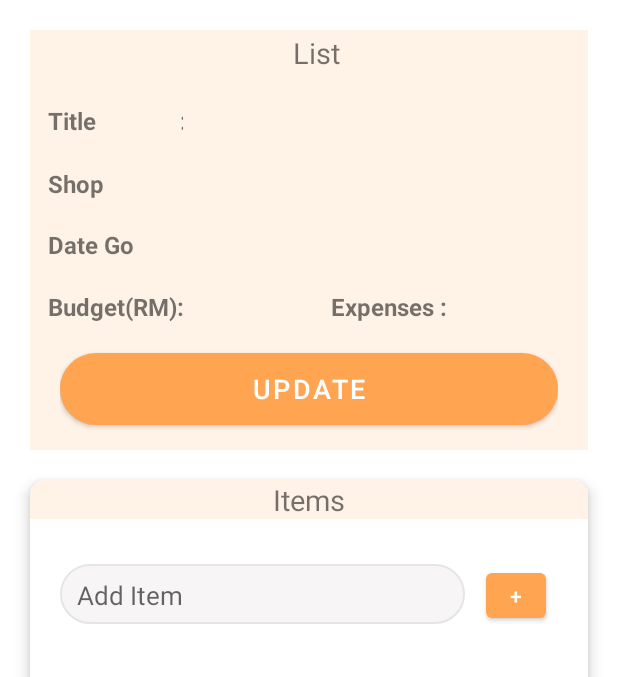
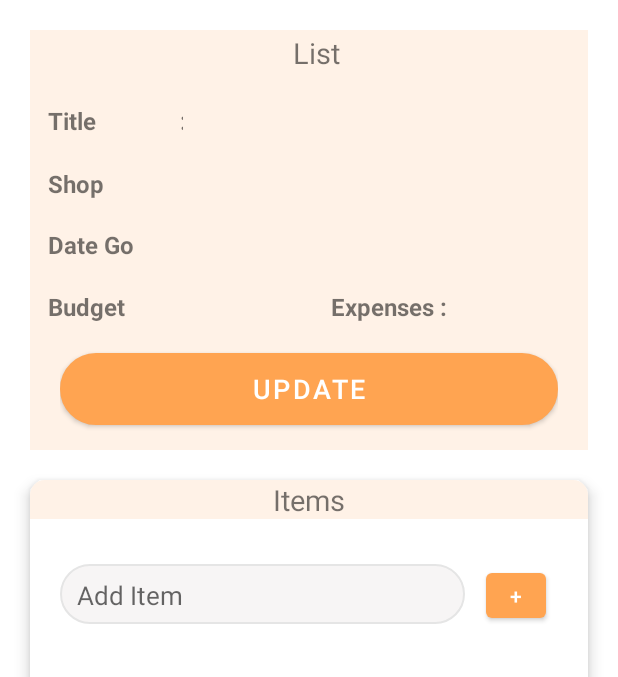
Before and after one commit to ainnurina/yololist, an Android app: the YoloListActivity screen opened directly, with no data from a screen before it, on a phone screen of 412 x 824 dp, the part 120-797 px from its top. Run offline under Robolectric (Android 15) with nearby library versions, the phone set to English and light mode, and no system bars; our stand-ins replace Firebase (no records; nobody signed in at launch, a user with empty details on screens opened directly); Roboto replaces fonts that are not available here.

Commit message:
new update 25/1 -1

```diff
--- a/app/src/main/java/com/example/ToList/YoloListActivity.java
+++ b/app/src/main/java/com/example/ToList/YoloListActivity.java
@@ -21,6 +21,7 @@ import com.google.android.gms.tasks.OnCompleteListener;
 import com.google.android.gms.tasks.OnFailureListener;
 import com.google.android.gms.tasks.OnSuccessListener;
 import com.google.android.gms.tasks.Task;
+import com.google.firebase.Timestamp;
 import com.google.firebase.auth.FirebaseAuth;
 import com.google.firebase.auth.FirebaseUser;
 import com.google.firebase.database.DatabaseReference;
@@ -31,7 +32,10 @@ import com.google.firebase.firestore.FirebaseFirestore;
 import com.google.firebase.firestore.QueryDocumentSnapshot;
 import com.google.firebase.firestore.QuerySnapshot;
 
+import java.text.ParseException;
+import java.text.SimpleDateFormat;
 import java.util.ArrayList;
+import java.util.Date;
 import java.util.List;
 
 import util.YololistApi;
@@ -44,6 +48,8 @@ public class YoloListActivity extends AppCompatActivity implements View.OnClickL
     private CheckBox checked;
     private LinearLayout container;
     String title, ListID, itemQty, DateAdded, shopName, datePlan, totalbudget, totalexpenses;
+    Timestamp dp;
+    long dpDate;
 
     private FirebaseAuth firebaseAuth;
     private FirebaseAuth.AuthStateListener authStateListener;
@@ -106,6 +112,16 @@ public class YoloListActivity extends AppCompatActivity implements View.OnClickL
             String currentUserName = YololistApi.getInstance().getUsername();
 
             if (v.getId() == R.id.GoUpdate) {
+
+                //date
+                SimpleDateFormat sfd = new SimpleDateFormat("dd/MM/yyyy");
+                try {
+                    dp = new Timestamp(new SimpleDateFormat("dd/MM/yyyy").parse(datePlan));
+                    dpDate = dp.getSeconds()*1000;
+                } catch (ParseException e) {
+                    e.printStackTrace();
+                }
+
                 Intent intent = new  Intent(YoloListActivity.this, UpdateListDetails.class);
 
                 intent.putExtra("Title", title);
@@ -113,7 +129,7 @@ public class YoloListActivity extends AppCompatActivity implements View.OnClickL
                 intent.putExtra("ItemQty", itemQty);
                 intent.putExtra("DateAdded", DateAdded);
                 intent.putExtra("shopName", shopName);
-                intent.putExtra("datePlan", ""+datePlan);
+                intent.putExtra("datePlan", sfd.format(new Date(dpDate)));
                 intent.putExtra("totalbudget", ""+totalbudget);
                 intent.putExtra("totalexpenses", ""+totalexpenses);
 
@@ -169,19 +185,25 @@ public class YoloListActivity extends AppCompatActivity implements View.OnClickL
                     @Override
                     public void onSuccess(QuerySnapshot queryDocumentSnapshots) {
                         //settexttitle
+                        if (!queryDocumentSnapshots.isEmpty()) {
+                            for (QueryDocumentSnapshot document : queryDocumentSnapshots) {
+                                com.example.ToList.model.List list = document.toObject(com.example.ToList.model.List.class);
 
-                        view_title.setText(title);
-                        view_shopName.setText(shopName);
-                        view_datego.setText(datePlan);
-                        update_budget.setText(totalbudget);
+                                view_title.setText(list.getTitle());
+                                view_shopName.setText(list.getShopName());
+                                update_budget.setText("RM"+list.getTotalbudget());
+                                long t = list.getDatePlan().getSeconds()*1000;
+                                SimpleDateFormat sfd = new SimpleDateFormat("dd/MM/yyyy");
+                                view_datego.setText(sfd.format(new Date(t)));
 
-                        Toast.makeText(YoloListActivity.this, "amount float"+Float.parseFloat(totalexpenses), Toast.LENGTH_SHORT).show();
+                                if (Float.parseFloat(totalexpenses) == 0)   {
+                                    view_expenses.setText("0");
+                                } else {
+                                    view_expenses.setText("RM"+totalexpenses);
+                                }
+                            }
+                        }
 
-                        if (Float.parseFloat(totalexpenses) == 0)   {
-                            view_expenses.setText("0");
-                        } else {
-                            view_expenses.setText(totalexpenses);
-                        }
 
                         collectionReferenceI.whereEqualTo("listid", ListID)
                                 .get()
--- a/app/src/main/java/com/example/ToList/ui/budgetAdapter.java
+++ b/app/src/main/java/com/example/ToList/ui/budgetAdapter.java
@@ -41,7 +41,7 @@ public class budgetAdapter extends RecyclerView.Adapter<budgetAdapter.ViewHolder
             holder.table_listbudget.setText(""+list.getTotalbudget());
             holder.table_listexpenses.setText(""+list.getTotalexpenses());
             holder.table_liststatus.setText("belom kira");
-        i++;
+            i++;
     }
 
     @Override
--- a/app/src/main/res/layout/activity_yolo_list.xml
+++ b/app/src/main/res/layout/activity_yolo_list.xml
@@ -114,8 +114,10 @@ tools:context=".YoloListActivity">
                     android:layout_height="match_parent"
                     android:layout_alignParentEnd="true"
                     android:layout_alignParentBottom="true"
-                    android:layout_marginEnd="0dp"
-                    android:layout_marginBottom="0dp">
+                    android:layout_marginEnd="5dp"
+                    android:layout_marginBottom="0dp"
+                    app:layout_constraintBottom_toBottomOf="parent"
+                    app:layout_constraintTop_toTopOf="parent">
 
                     <TextView
                         android:id="@+id/view_title"
@@ -173,8 +175,10 @@ tools:context=".YoloListActivity">
                     android:layout_height="match_parent"
                     android:layout_alignParentEnd="true"
                     android:layout_alignParentBottom="true"
-                    android:layout_marginEnd="0dp"
-                    android:layout_marginBottom="0dp">
+                    android:layout_marginEnd="5dp"
+                    android:layout_marginBottom="-1dp"
+                    app:layout_constraintBottom_toBottomOf="parent"
+                    app:layout_constraintTop_toTopOf="parent">
 
                     <TextView
                         android:id="@+id/view_shopName"
@@ -232,8 +236,10 @@ tools:context=".YoloListActivity">
                     android:layout_height="match_parent"
                     android:layout_alignParentEnd="true"
                     android:layout_alignParentBottom="true"
-                    android:layout_marginEnd="0dp"
-                    android:layout_marginBottom="0dp">
+                    android:layout_marginEnd="5dp"
+                    android:layout_marginBottom="-1dp"
+                    app:layout_constraintBottom_toBottomOf="parent"
+                    app:layout_constraintTop_toTopOf="parent">
 
                     <TextView
                         android:id="@+id/view_datego"
@@ -274,7 +280,7 @@ tools:context=".YoloListActivity">
                         android:layout_height="wrap_content"
                         android:inputType="text"
                         android:maxLines="1"
-                        android:text="Budget(RM):"
+                        android:text="Budget          :"
                         android:textStyle="bold"
                         android:textSize="16sp"
                         app:layout_constraintBottom_toBottomOf="parent"
@@ -286,12 +292,14 @@ tools:context=".YoloListActivity">
                 </androidx.constraintlayout.widget.ConstraintLayout>
 
                 <androidx.constraintlayout.widget.ConstraintLayout
-                    android:layout_width="77dp"
+                    android:layout_width="73dp"
                     android:layout_height="match_parent"
                     android:layout_alignParentEnd="true"
                     android:layout_alignParentBottom="true"
-                    android:layout_marginEnd="167dp"
-                    android:layout_marginBottom="0dp">
+                    android:layout_marginEnd="169dp"
+                    android:layout_marginBottom="0dp"
+                    app:layout_constraintBottom_toBottomOf="parent"
+                    app:layout_constraintTop_toTopOf="parent">
 
                     <TextView
                         android:id="@+id/view_budget"
@@ -300,9 +308,10 @@ tools:context=".YoloListActivity">
                         android:textSize="17sp"
                         app:layout_constraintBottom_toBottomOf="parent"
                         app:layout_constraintEnd_toEndOf="parent"
-                        app:layout_constraintHorizontal_bias="0.219"
+                        app:layout_constraintHorizontal_bias="0.202"
                         app:layout_constraintStart_toStartOf="parent"
-                        app:layout_constraintTop_toTopOf="parent" />
+                        app:layout_constraintTop_toTopOf="parent"
+                        app:layout_constraintVertical_bias="0.529" />
 
                 </androidx.constraintlayout.widget.ConstraintLayout>
 
```
Also changed, not shown: app/src/main/java/com/example/ToList/MainActivity.java (+11 -16 lines), app/src/main/java/com/example/ToList/PostYololistActivity.java (+8 -8 lines), app/src/main/java/com/example/ToList/UpdateListDetails.java (+6 -5 lines), app/src/main/java/com/example/ToList/model/List.java (+4 -7 lines), app/src/main/java/com/example/ToList/ui/ListRecyclerAdapter.java (+11 -32 lines), app/src/main/res/layout/activity_update_list_details.xml (+11 -11 lines), app/src/main/res/layout/list_row.xml (+0 -11 lines).
